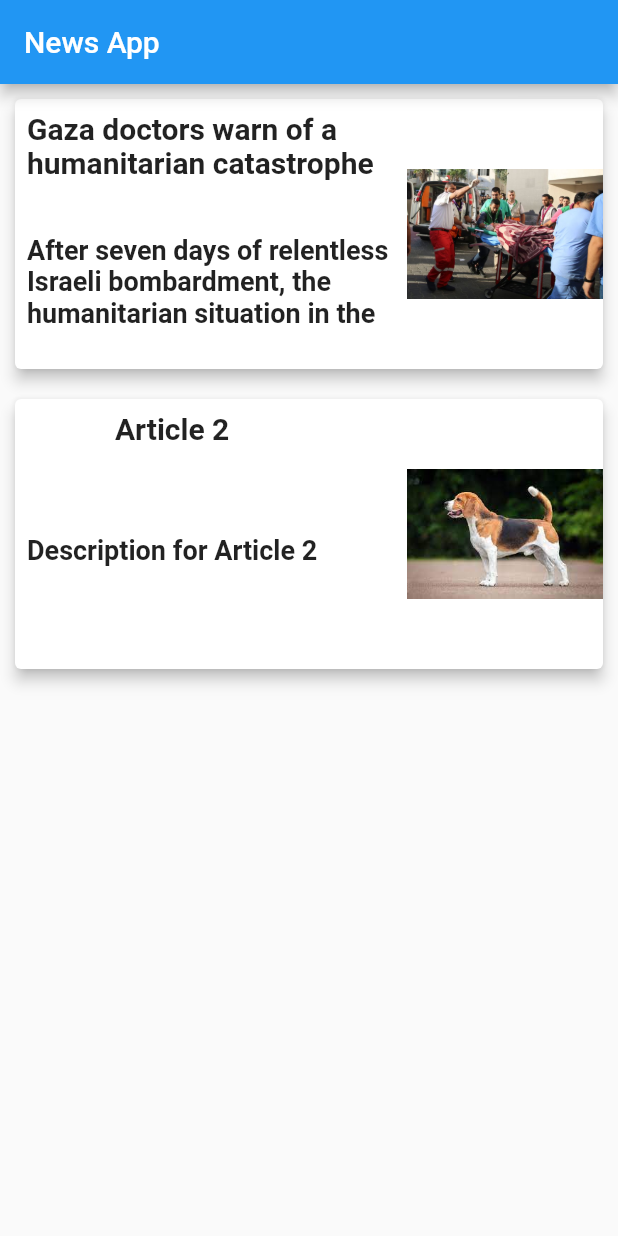
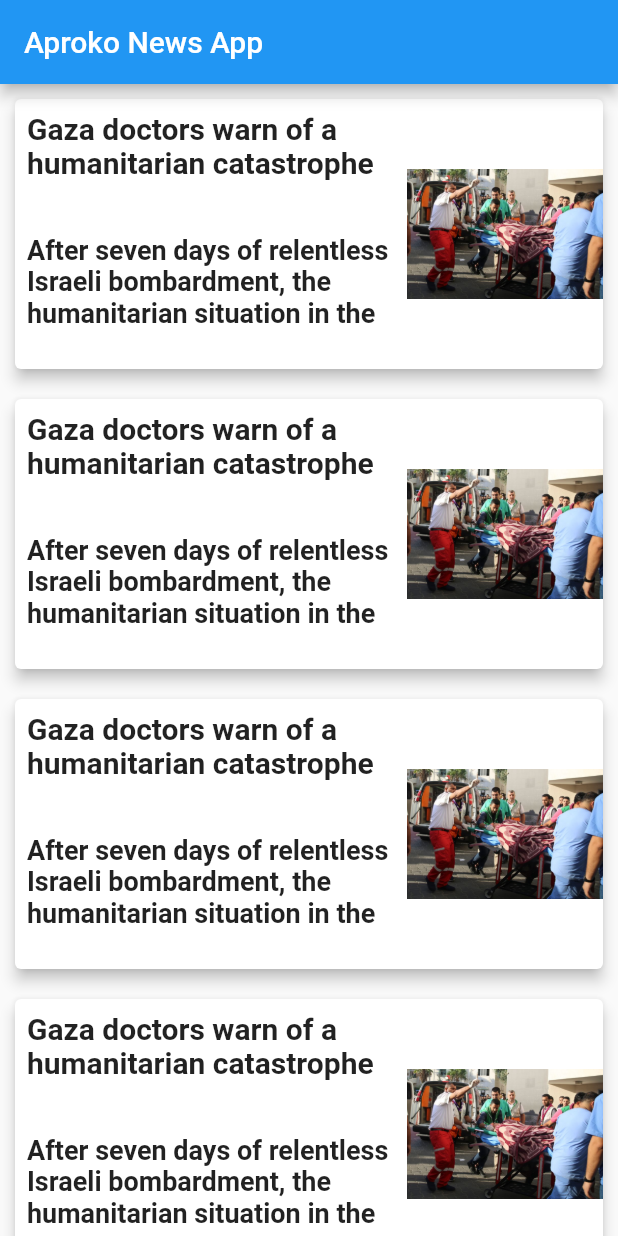
Before and after one commit to victormystery/uptick_news_app, a Flutter app: the screen it shows after launch, on a phone screen of 412 x 824 dp. Run offline on Flutter 3.47's test engine with Material 2 defaults, Android fonts, the phone set to English and light mode, and no system bars.

Commit message:
uptick newws app task using advanced widget

```diff
--- a/lib/screen/homeScreen.dart
+++ b/lib/screen/homeScreen.dart
@@ -1,6 +1,5 @@
 // lib/screens/home_screen.dart
 import 'package:flutter/material.dart';
-
 
 import '../utils/card_widget.dart';
 
@@ -9,7 +8,7 @@ class HomeScreen extends StatelessWidget {
   Widget build(BuildContext context) {
     return Scaffold(
       appBar: AppBar(
-        title: Text('News App'),
+        title: Text('Aproko News App'),
       ),
       body: NewsCardList(),
     );
--- a/lib/utils/card_widget.dart
+++ b/lib/utils/card_widget.dart
@@ -17,9 +17,36 @@ class NewsCardList extends StatelessWidget {
         imageUrl: 'images/help_doc.jpg',
       ),
       NewsArticle(
-        title: 'Article 2',
-        description: 'Description for Article 2',
-        imageUrl: 'images/dog_1.jpeg',
+        title:
+            'Gaza doctors warn of a humanitarian catastrophe after Israeli attacks',
+        description:
+            'After seven days of relentless Israeli bombardment, the humanitarian situation in the  Gaza Strip is rapidly deteriorating.'
+            'Hospitals in the northern part of the besieged enclave have received evacuation orders ahead of a looming ground offensive, while medical facilities throughout the densely populated territory are overwhelmed by wounded patients and sheltering residents.',
+        imageUrl: 'images/help_doc.jpg',
+      ),
+      NewsArticle(
+        title:
+            'Gaza doctors warn of a humanitarian catastrophe after Israeli attacks',
+        description:
+            'After seven days of relentless Israeli bombardment, the humanitarian situation in the  Gaza Strip is rapidly deteriorating.'
+            'Hospitals in the northern part of the besieged enclave have received evacuation orders ahead of a looming ground offensive, while medical facilities throughout the densely populated territory are overwhelmed by wounded patients and sheltering residents.',
+        imageUrl: 'images/help_doc.jpg',
+      ),
+      NewsArticle(
+        title:
+            'Gaza doctors warn of a humanitarian catastrophe after Israeli attacks',
+        description:
+            'After seven days of relentless Israeli bombardment, the humanitarian situation in the  Gaza Strip is rapidly deteriorating.'
+            'Hospitals in the northern part of the besieged enclave have received evacuation orders ahead of a looming ground offensive, while medical facilities throughout the densely populated territory are overwhelmed by wounded patients and sheltering residents.',
+        imageUrl: 'images/help_doc.jpg',
+      ),
+      NewsArticle(
+        title:
+            'Gaza doctors warn of a humanitarian catastrophe after Israeli attacks',
+        description:
+            'After seven days of relentless Israeli bombardment, the humanitarian situation in the  Gaza Strip is rapidly deteriorating.'
+            'Hospitals in the northern part of the besieged enclave have received evacuation orders ahead of a looming ground offensive, while medical facilities throughout the densely populated territory are overwhelmed by wounded patients and sheltering residents.',
+        imageUrl: 'images/help_doc.jpg',
       ),
     ];
 
```
